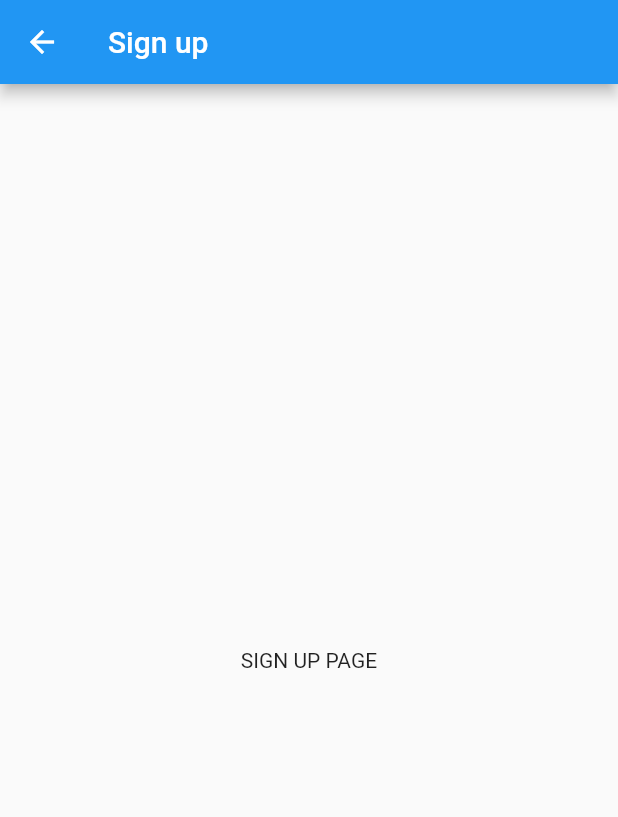
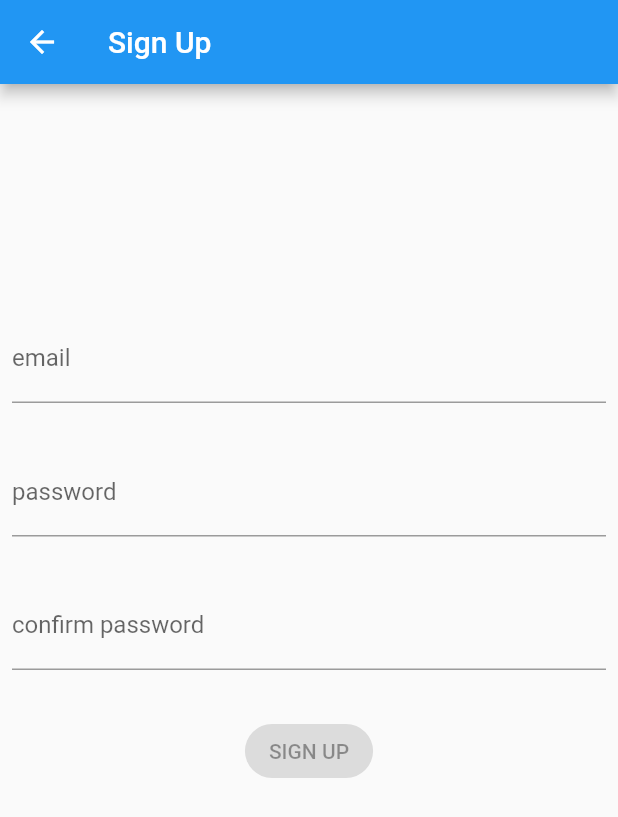
Before and after one commit to PTLam25/Flutter-Auth-App, a Flutter app: the SignUpView screen opened directly, on a phone screen of 412 x 824 dp. Shown: the top 817 px of the screen. Run offline on Flutter 3.47's test engine with Material 2 defaults, Android fonts, the phone set to English and light mode, and no system bars; our stand-ins replace bloc, equatable, firebase_auth, firebase_core, flutter_bloc, formz and 2 more; missing offline and left inert: firebase_auth_web, firebase_core_web, flow_builder, google_sign_in_web, pedantic, shared_preferences_web; accounts and stored records are empty.

Commit message:
updated sign up module; added storing user data in persistent storage;

```diff
--- a/lib/app/data/models/user.dart
+++ b/lib/app/data/models/user.dart
@@ -1,8 +1,8 @@
 import 'package:equatable/equatable.dart';
 
 class User extends Equatable {
+  final String id;
   final String? email;
-  final String id;
   final String? name;
 
   const User({
@@ -19,4 +19,15 @@ class User extends Equatable {
 
   @override
   List<Object?> get props => [email, id, name];
+
+  User.fromJson(Map<String, dynamic> json)
+      : id = json['id'],
+        email = json['email'],
+        name = json['name'];
+
+  Map<String, dynamic> toJson() => {
+        'id': id,
+        'email': email,
+        'name': name,
+      };
 }
--- a/lib/app/data/repositories/authentication_repository.dart
+++ b/lib/app/data/repositories/authentication_repository.dart
@@ -1,4 +1,5 @@
 import 'dart:async';
+import 'dart:convert';
 
 import 'package:firebase_auth/firebase_auth.dart' as firebase_auth;
 import 'package:google_sign_in/google_sign_in.dart';
@@ -15,6 +16,12 @@ class LogInWithGoogleFailure implements Exception {}
 class LogOutFailure implements Exception {}
 
 class AuthenticationRepository {
+  static const userCacheKey = '__user_cache_key__';
+
+  final firebase_auth.FirebaseAuth _firebaseAuth;
+  final GoogleSignIn _googleSignIn;
+  final SharedPreferences _storage;
+
   AuthenticationRepository({
     required SharedPreferences storage,
     firebase_auth.FirebaseAuth? firebaseAuth,
@@ -23,20 +30,21 @@ class AuthenticationRepository {
         _firebaseAuth = firebaseAuth ?? firebase_auth.FirebaseAuth.instance,
         _googleSignIn = googleSignIn ?? GoogleSignIn.standard();
 
-  final firebase_auth.FirebaseAuth _firebaseAuth;
-  final GoogleSignIn _googleSignIn;
-  final SharedPreferences _storage;
-
   Stream<User> get user {
     return _firebaseAuth.authStateChanges().map((firebaseUser) {
-
       final user = firebaseUser == null ? User.empty : firebaseUser.toUser;
+      if (user != User.empty) {
+        _storage.setString(userCacheKey, json.encode(user.toJson()));
+      }
       return user;
     });
   }
 
   User get currentUser {
-    return User.empty;
+    final String? userJsonEncodedData = _storage.getString(userCacheKey);
+    return userJsonEncodedData != null
+        ? User.fromJson(json.decode(userJsonEncodedData))
+        : User.empty;
   }
 
   Future<void> signUp({required String email, required String password}) async {
--- /dev/null
+++ b/lib/app/modules/auth/sign_up/cubit/sign_up_cubit.dart
@@ -0,0 +1,72 @@
+import 'package:bloc/bloc.dart';
+import 'package:equatable/equatable.dart';
+import 'package:formz/formz.dart';
+
+import '../../../../data/repositories/repositories.dart';
+import '../../../../global/form_inputs/form_inputs.dart';
+
+part 'sign_up_state.dart';
+
+class SignUpCubit extends Cubit<SignUpState> {
+  SignUpCubit(this._authenticationRepository) : super(const SignUpState());
+
+  final AuthenticationRepository _authenticationRepository;
+
+  void emailChanged(String value) {
+    final email = Email.dirty(value);
+    emit(state.copyWith(
+      email: email,
+      status: Formz.validate([
+        email,
+        state.password,
+        state.confirmedPassword,
+      ]),
+    ));
+  }
+
+  void passwordChanged(String value) {
+    final password = Password.dirty(value);
+    final confirmedPassword = ConfirmedPassword.dirty(
+      password: password.value,
+      value: state.confirmedPassword.value,
+    );
+    emit(state.copyWith(
+      password: password,
+      confirmedPassword: confirmedPassword,
+      status: Formz.validate([
+        state.email,
+        password,
+        state.confirmedPassword,
+      ]),
+    ));
+  }
+
+  void confirmedPasswordChanged(String value) {
+    final confirmedPassword = ConfirmedPassword.dirty(
+      password: state.password.value,
+      value: value,
+    );
+    emit(state.copyWith(
+      confirmedPassword: confirmedPassword,
+      status: Formz.validate([
+        state.email,
+        state.password,
+        confirmedPassword,
+      ]),
+    ));
+  }
+
+  Future<void> signUpFormSubmitted() async {
+    if (!state.status.isValidated) return;
+    emit(state.copyWith(status: FormzStatus.submissionInProgress));
+    try {
+      await _authenticationRepository.signUp(
+        email: state.email.value,
+        password: state.password.value,
+      );
+      emit(state.copyWith(status: FormzStatus.submissionSuccess));
+    } on Exception {
+      emit(state.copyWith(status: FormzStatus.submissionFailure));
+    }
+  }
+}
--- /dev/null
+++ b/lib/app/modules/auth/sign_up/cubit/sign_up_state.dart
@@ -0,0 +1,34 @@
+part of 'sign_up_cubit.dart';
+
+enum ConfirmPasswordValidationError { invalid }
+
+class SignUpState extends Equatable {
+  const SignUpState({
+    this.email = const Email.pure(),
+    this.password = const Password.pure(),
+    this.confirmedPassword = const ConfirmedPassword.pure(),
+    this.status = FormzStatus.pure,
+  });
+
+  final Email email;
+  final Password password;
+  final ConfirmedPassword confirmedPassword;
+  final FormzStatus status;
+
+  @override
+  List<Object> get props => [email, password, confirmedPassword, status];
+
+  SignUpState copyWith({
+    Email? email,
+    Password? password,
+    ConfirmedPassword? confirmedPassword,
+    FormzStatus? status,
+  }) {
+    return SignUpState(
+      email: email ?? this.email,
+      password: password ?? this.password,
+      confirmedPassword: confirmedPassword ?? this.confirmedPassword,
+      status: status ?? this.status,
+    );
+  }
+}
--- a/lib/app/modules/auth/sign_up/sign_up.dart
+++ b/lib/app/modules/auth/sign_up/sign_up.dart
@@ -1 +1,3 @@
+export 'cubit/sign_up_cubit.dart';
 export 'views/views.dart';
+export 'widgets/widgets.dart';
--- a/lib/app/modules/auth/sign_up/views/sign_up_view.dart
+++ b/lib/app/modules/auth/sign_up/views/sign_up_view.dart
@@ -1,6 +1,7 @@
 import 'package:flutter/material.dart';
 import 'package:flutter_bloc/flutter_bloc.dart';
 
+import '../../../../data/repositories/repositories.dart';
 import '../sign_up.dart';
 
 class SignUpView extends StatelessWidget {
@@ -13,11 +14,12 @@ class SignUpView extends StatelessWidget {
   @override
   Widget build(BuildContext context) {
     return Scaffold(
-      appBar: AppBar(title: const Text('Sign up')),
+      appBar: AppBar(title: const Text('Sign Up')),
       body: Padding(
         padding: const EdgeInsets.all(8.0),
-        child: Center(
-          child: Text('SIGN UP PAGE'),
+        child: BlocProvider<SignUpCubit>(
+          create: (_) => SignUpCubit(context.read<AuthenticationRepository>()),
+          child: const SignUpForm(),
         ),
       ),
     );
--- /dev/null
+++ b/lib/app/modules/auth/sign_up/widgets/sign_up_form_widget.dart
@@ -0,0 +1,135 @@
+import 'package:flutter/material.dart';
+import 'package:flutter_bloc/flutter_bloc.dart';
+import 'package:formz/formz.dart';
+
+import '../sign_up.dart';
+
+class SignUpForm extends StatelessWidget {
+  const SignUpForm({Key? key}) : super(key: key);
+
+  @override
+  Widget build(BuildContext context) {
+    return BlocListener<SignUpCubit, SignUpState>(
+      listener: (context, state) {
+        if (state.status.isSubmissionFailure) {
+          ScaffoldMessenger.of(context)
+            ..hideCurrentSnackBar()
+            ..showSnackBar(
+              const SnackBar(content: Text('Sign Up Failure')),
+            );
+        }
+      },
+      child: Align(
+        alignment: const Alignment(0, -1 / 3),
+        child: Column(
+          mainAxisSize: MainAxisSize.min,
+          children: [
+            _EmailInput(),
+            const SizedBox(height: 8.0),
+            _PasswordInput(),
+            const SizedBox(height: 8.0),
+            _ConfirmPasswordInput(),
+            const SizedBox(height: 8.0),
+            _SignUpButton(),
+          ],
+        ),
+      ),
+    );
+  }
+}
+
+class _EmailInput extends StatelessWidget {
+  @override
+  Widget build(BuildContext context) {
+    return BlocBuilder<SignUpCubit, SignUpState>(
+      buildWhen: (previous, current) => previous.email != current.email,
+      builder: (context, state) {
+        return TextField(
+          key: const Key('signUpForm_emailInput_textField'),
+          onChanged: (email) => context.read<SignUpCubit>().emailChanged(email),
+          keyboardType: TextInputType.emailAddress,
+          decoration: InputDecoration(
+            labelText: 'email',
+            helperText: '',
+            errorText: state.email.invalid ? 'invalid email' : null,
+          ),
+        );
+      },
+    );
+  }
+}
+
+class _PasswordInput extends StatelessWidget {
+  @override
+  Widget build(BuildContext context) {
+    return BlocBuilder<SignUpCubit, SignUpState>(
+      buildWhen: (previous, current) => previous.password != current.password,
+      builder: (context, state) {
+        return TextField(
+          key: const Key('signUpForm_passwordInput_textField'),
+          onChanged: (password) =>
+              context.read<SignUpCubit>().passwordChanged(password),
+          obscureText: true,
+          decoration: InputDecoration(
+            labelText: 'password',
+            helperText: '',
+            errorText: state.password.invalid ? 'invalid password' : null,
+          ),
+        );
+      },
+    );
+  }
+}
+
+class _ConfirmPasswordInput extends StatelessWidget {
+  @override
+  Widget build(BuildContext context) {
+    return BlocBuilder<SignUpCubit, SignUpState>(
+      buildWhen: (previous, current) =>
+          previous.password != current.password ||
+          previous.confirmedPassword != current.confirmedPassword,
+      builder: (context, state) {
+        return TextField(
+          key: const Key('signUpForm_confirmedPasswordInput_textField'),
+          onChanged: (confirmPassword) => context
+              .read<SignUpCubit>()
+              .confirmedPasswordChanged(confirmPassword),
+          obscureText: true,
+          decoration: InputDecoration(
+            labelText: 'confirm password',
+            helperText: '',
+            errorText: state.confirmedPassword.invalid
+                ? 'passwords do not match'
+                : null,
+          ),
+        );
+      },
+    );
+  }
+}
+
+class _SignUpButton extends StatelessWidget {
+  @override
+  Widget build(BuildContext context) {
+    return BlocBuilder<SignUpCubit, SignUpState>(
+      buildWhen: (previous, current) => previous.status != current.status,
+      builder: (context, state) {
+        return state.status.isSubmissionInProgress
+            ? const CircularProgressIndicator()
+            : ElevatedButton(
+                key: const Key('signUpForm_continue_raisedButton'),
+                style: ElevatedButton.styleFrom(
+                  shape: RoundedRectangleBorder(
+                    borderRadius: BorderRadius.circular(30.0),
+                  ),
+                  primary: Colors.orangeAccent,
+                ),
+                onPressed: state.status.isValidated
+                    ? () => context.read<SignUpCubit>().signUpFormSubmitted()
+                    : null,
+                child: const Text('SIGN UP'),
+              );
+      },
+    );
+  }
+}
--- /dev/null
+++ b/lib/app/modules/auth/sign_up/widgets/widgets.dart
@@ -0,0 +1 @@
+export 'sign_up_form_widget.dart';
```
